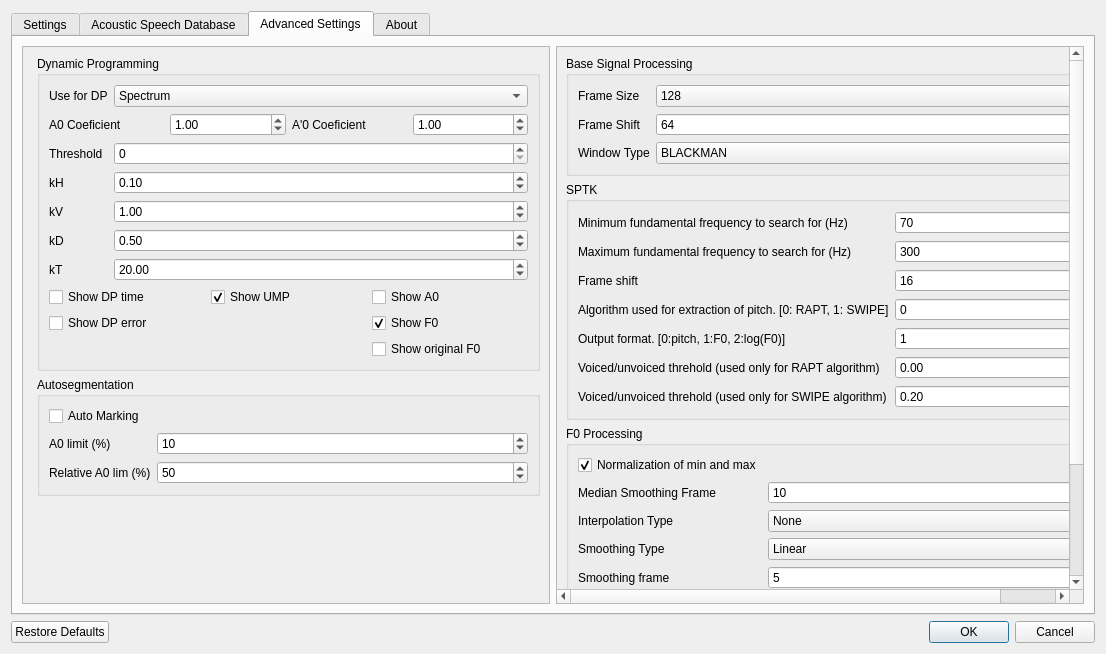
This is settingsdialog.ui in zhitko/inton-trainer as Qt 5 draws it before an edit. The edited form follows.
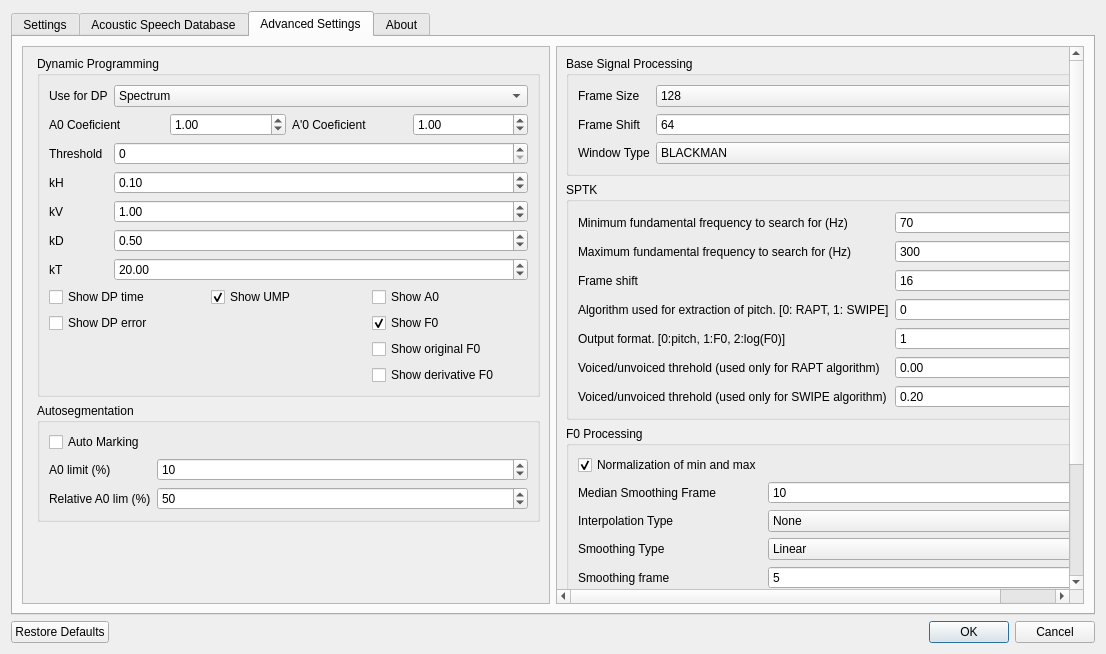
This is the edited form. The open tabs and pages were chosen to show the change. Icons and pictures are not drawn.

Commit message: add: derivative F0 graph

Diff of the .ui file:
```diff
--- a/settingsdialog.ui
+++ b/settingsdialog.ui
@@ -455,6 +455,13 @@
                     </property>
                    </widget>
                   </item>
+                  <item row="3" column="2">
+                   <widget class="QCheckBox" name="showDerivativeF0">
+                    <property name="text">
+                     <string>Show derivative F0</string>
+                    </property>
+                   </widget>
+                  </item>
                  </layout>
                 </item>
                 <item row="1" column="0" colspan="2">
```
The commit also changes 17 other files.
